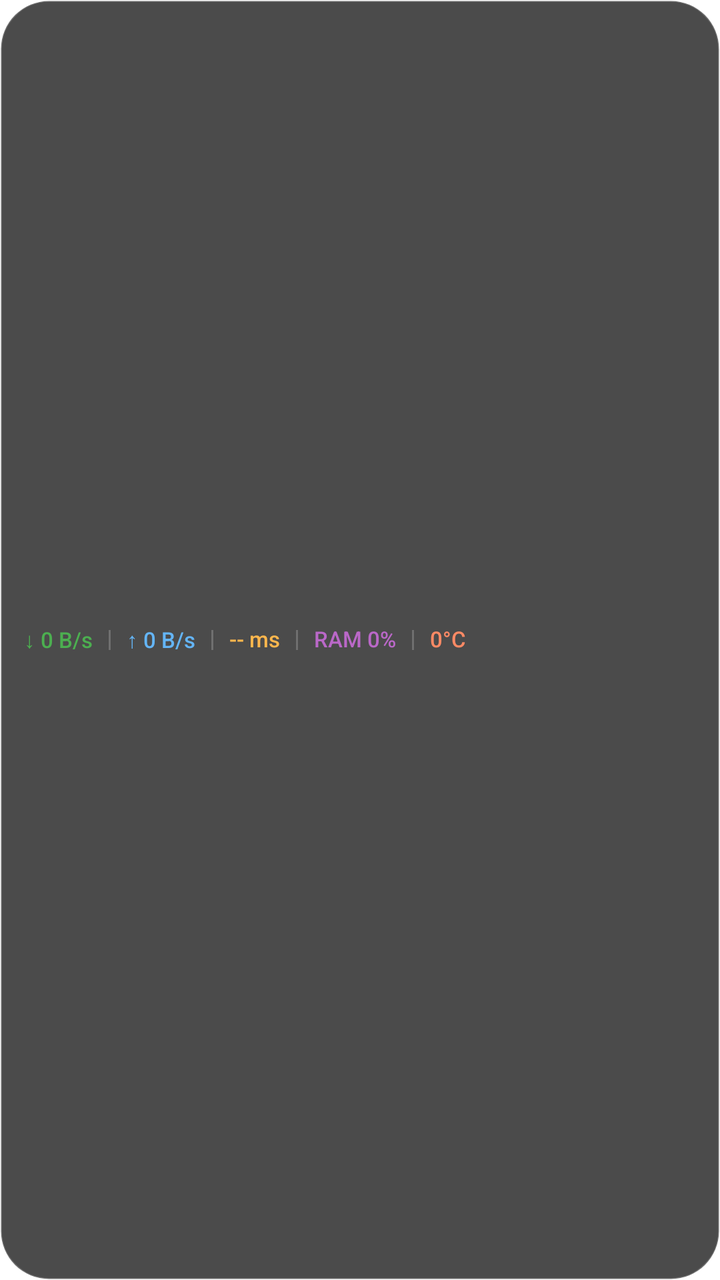
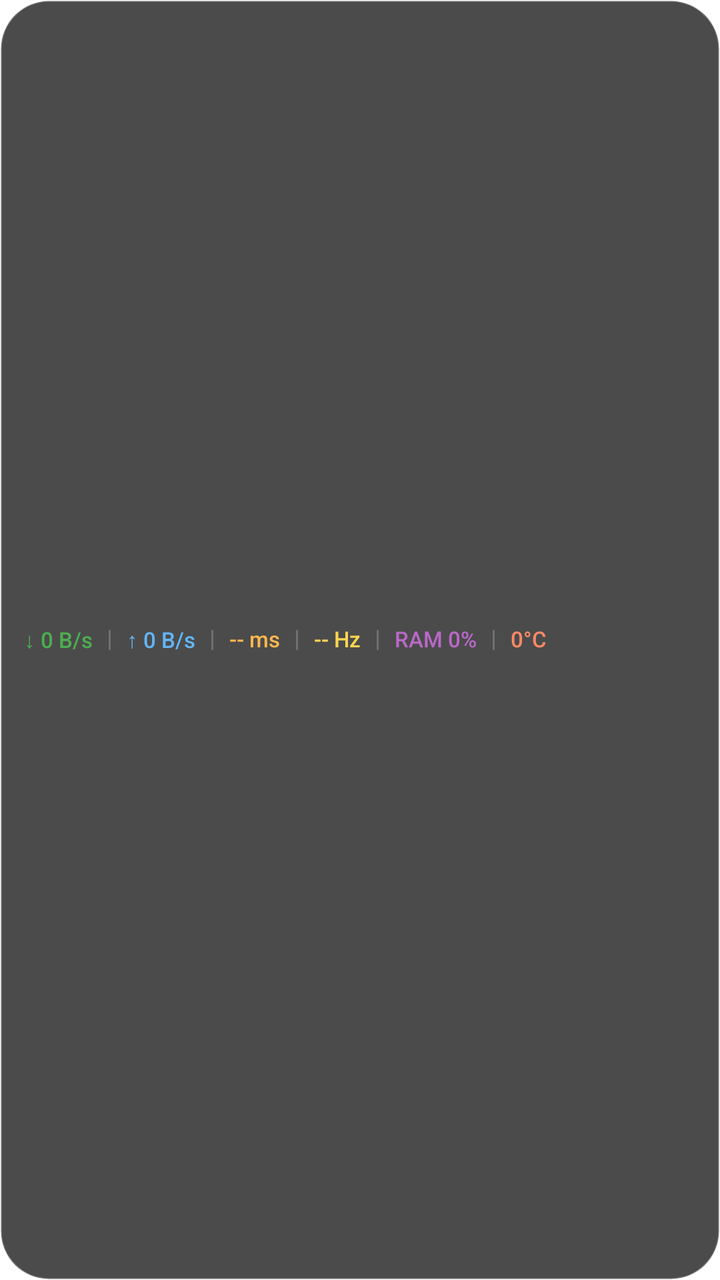

Compare the two renders of this Android layout. The source of the first and the diff that turns it into the second are given below.
<!-- AndroidManifest.xml: fallback theme Theme.MaterialComponents.DayNight.NoActionBar -->
<!-- res/layout/layout_floating_widget.xml -->
<?xml version="1.0" encoding="utf-8"?>
<LinearLayout xmlns:android="http://schemas.android.com/apk/res/android"
    android:id="@+id/rootFloatingPill"
    android:layout_width="wrap_content"
    android:layout_height="wrap_content"
    android:background="@drawable/bg_floating_pill"
    android:orientation="horizontal"
    android:gravity="center_vertical"
    android:paddingStart="12dp"
    android:paddingTop="6dp"
    android:paddingEnd="12dp"
    android:paddingBottom="6dp">

    
    <TextView
        android:id="@+id/tvDownload"
        android:layout_width="wrap_content"
        android:layout_height="wrap_content"
        android:includeFontPadding="false"
        android:text="↓ 0 B/s"
        android:textColor="#4CAF50"
        android:textSize="11sp"
        android:fontFamily="sans-serif-medium" />

    <View
        android:id="@+id/sepDownload"
        android:layout_width="1dp"
        android:layout_height="10dp"
        android:layout_marginStart="8dp"
        android:layout_marginEnd="8dp"
        android:background="#33FFFFFF" />

    
    <TextView
        android:id="@+id/tvUpload"
        android:layout_width="wrap_content"
        android:layout_height="wrap_content"
        android:includeFontPadding="false"
        android:text="↑ 0 B/s"
        android:textColor="#64B5F6"
        android:textSize="11sp"
        android:fontFamily="sans-serif-medium" />

    <View
        android:id="@+id/sepUpload"
        android:layout_width="1dp"
        android:layout_height="10dp"
        android:layout_marginStart="8dp"
        android:layout_marginEnd="8dp"
        android:background="#33FFFFFF" />

    
    <TextView
        android:id="@+id/tvPing"
        android:layout_width="wrap_content"
        android:layout_height="wrap_content"
        android:includeFontPadding="false"
        android:text="-- ms"
        android:textColor="#FFB74D"
        android:textSize="11sp"
        android:fontFamily="sans-serif-medium" />

    <View
        android:id="@+id/sepPing"
        android:layout_width="1dp"
        android:layout_height="10dp"
        android:layout_marginStart="8dp"
        android:layout_marginEnd="8dp"
        android:background="#33FFFFFF" />

    
    <TextView
        android:id="@+id/tvRam"
        android:layout_width="wrap_content"
        android:layout_height="wrap_content"
        android:includeFontPadding="false"
        android:text="RAM 0%"
        android:textColor="#BA68C8"
        android:textSize="11sp"
        android:fontFamily="sans-serif-medium" />

    <View
        android:id="@+id/sepRam"
        android:layout_width="1dp"
        android:layout_height="10dp"
        android:layout_marginStart="8dp"
        android:layout_marginEnd="8dp"
        android:background="#33FFFFFF" />

    
    <TextView
        android:id="@+id/tvTemp"
        android:layout_width="wrap_content"
        android:layout_height="wrap_content"
        android:includeFontPadding="false"
        android:text="0°C"
        android:textColor="#FF8A65"
        android:textSize="11sp"
        android:fontFamily="sans-serif-medium" />

</LinearLayout>
<!-- resources referenced by this layout -->
<resources>
  <!-- drawable bg_floating_pill (drawable) -->
  <?xml version="1.0" encoding="utf-8"?>
  <shape xmlns:android="http://schemas.android.com/apk/res/android"
      android:shape="rectangle">
  
      
      <solid android:color="#CC1E1E1E" />
  
      
      <stroke
          android:width="1dp"
          android:color="#33FFFFFF" />
  
      
      <corners android:radius="24dp" />
  
  </shape>
</resources>

<!-- the commit's change to res/layout/layout_floating_widget.xml (unified diff, before → after) -->
@@ -70,6 +70,25 @@
 
     
     <TextView
+        android:id="@+id/tvFps"
+        android:layout_width="wrap_content"
+        android:layout_height="wrap_content"
+        android:includeFontPadding="false"
+        android:text="-- Hz"
+        android:textColor="#FFD54F"
+        android:textSize="11sp"
+        android:fontFamily="sans-serif-medium" />
+
+    <View
+        android:id="@+id/sepFps"
+        android:layout_width="1dp"
+        android:layout_height="10dp"
+        android:layout_marginStart="8dp"
+        android:layout_marginEnd="8dp"
+        android:background="#33FFFFFF" />
+
+    
+    <TextView
         android:id="@+id/tvRam"
         android:layout_width="wrap_content"
         android:layout_height="wrap_content"
